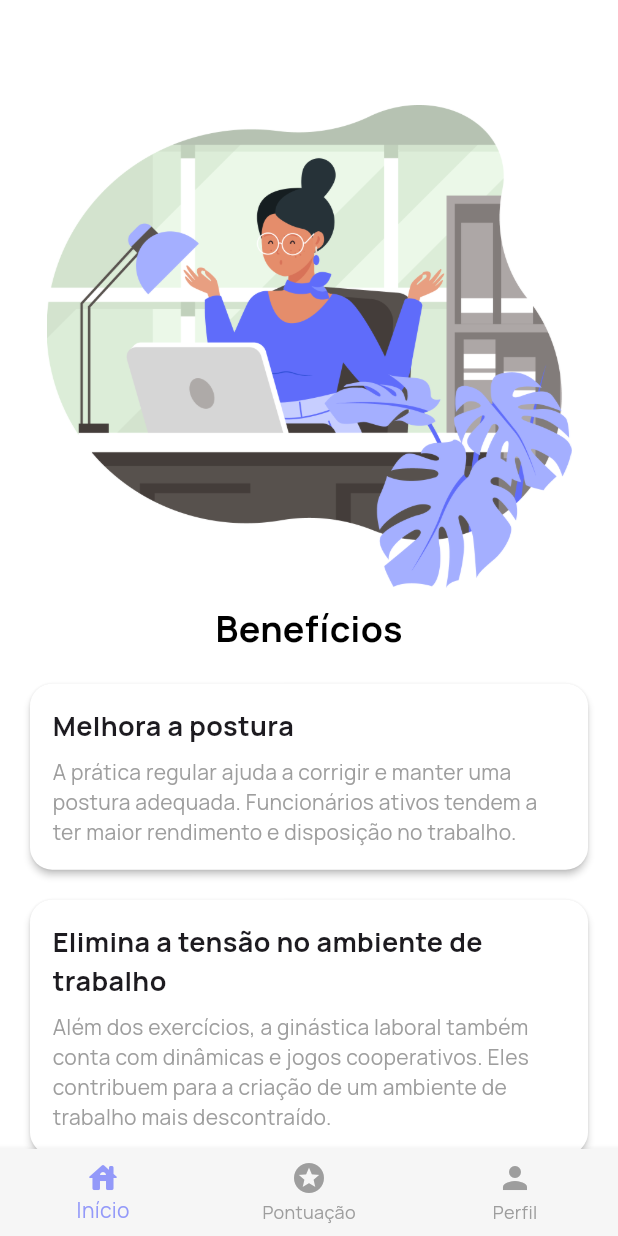
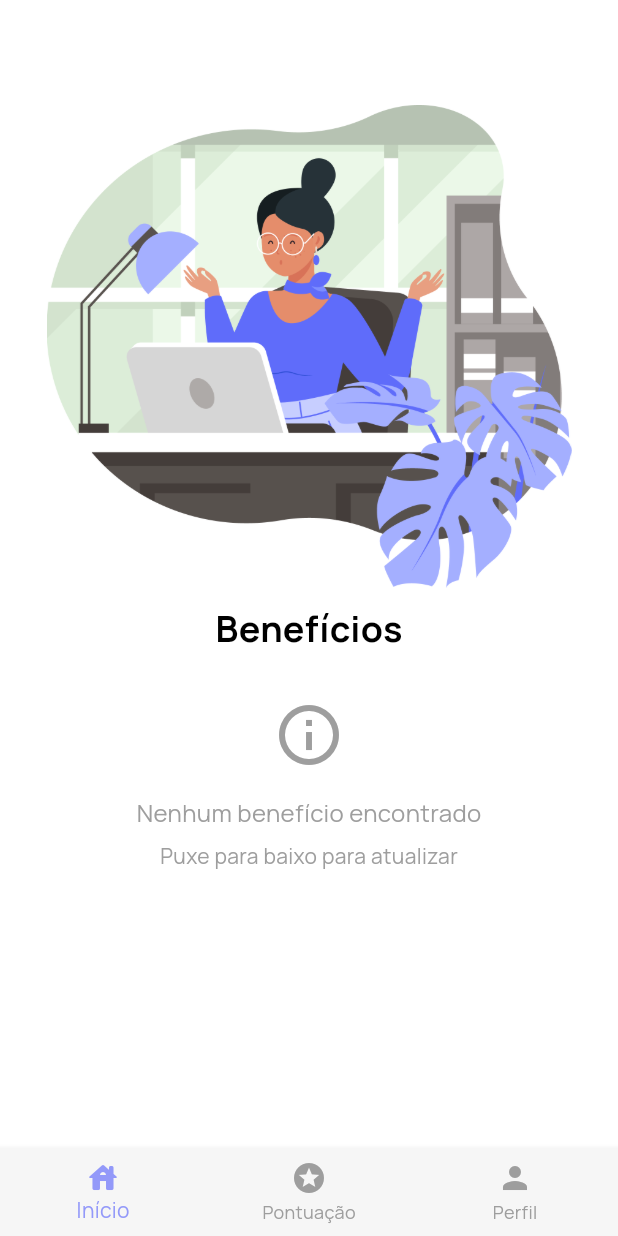
Before and after one commit to dienikwi/home-pause, a Flutter app: the BeneficiosView screen opened by its route, on a phone screen of 412 x 824 dp. Run offline on Flutter 3.47's test engine with Material 3 defaults, Android fonts, the phone set to English and light mode, and no system bars; our stand-ins replace cloud_firestore, firebase_auth, firebase_core, google_fonts, shared_preferences; accounts and stored records are empty.

Commit message:
Integra view de beneficios com o firebase

```diff
--- a/firestore.indexes.json
+++ /dev/null
@@ -1,4 +0,0 @@
-{
-  "indexes": [],
-  "fieldOverrides": []
-}
--- /dev/null
+++ b/lib/data/models/beneficio_model.dart
@@ -0,0 +1,44 @@
+import 'package:cloud_firestore/cloud_firestore.dart';
+
+class BeneficioModel {
+  final String idBeneficio;
+  final String titulo;
+  final String dsBeneficio;
+
+  const BeneficioModel({
+    required this.idBeneficio,
+    required this.titulo,
+    required this.dsBeneficio,
+  });
+
+  Map<String, dynamic> toMap() {
+    return {
+      'id_beneficio': idBeneficio,
+      'titulo': titulo,
+      'ds_beneficio': dsBeneficio,
+    };
+  }
+
+  factory BeneficioModel.fromMap(Map<String, dynamic> map) {
+    return BeneficioModel(
+      idBeneficio: map['id_beneficio'] ?? '',
+      titulo: map['titulo'] ?? '',
+      dsBeneficio: map['ds_beneficio'] ?? '',
+    );
+  }
+
+  factory BeneficioModel.fromFirestore(DocumentSnapshot doc) {
+    final data = doc.data() as Map<String, dynamic>?;
+
+    return BeneficioModel(
+      idBeneficio: data?['id_beneficio'] ?? doc.id,
+      titulo: data?['titulo'] ?? '',
+      dsBeneficio: data?['ds_beneficio'] ?? '',
+    );
+  }
+
+  @override
+  String toString() {
+    return 'BeneficioModel(idBeneficio: $idBeneficio, titulo: $titulo, dsBeneficio: $dsBeneficio)';
+  }
+}
--- a/lib/views/perfil/perfil.view.dart
+++ b/lib/views/perfil/perfil.view.dart
@@ -268,7 +268,7 @@ class _PerfilViewState extends State<PerfilView> {
                 ),
               ),
               const SizedBox(width: AppDimensions.spacingMedium),
-              Icon(
+              const Icon(
                 Icons.stars,
                 color: AppColors.primary,
                 size: AppDimensions.iconExtraLarge,
--- a/lib/views/principal/beneficios.view.dart
+++ b/lib/views/principal/beneficios.view.dart
@@ -1,35 +1,66 @@
 import 'package:flutter/material.dart';
+import 'package:home_pause/core/routes/app_routes.dart';
+import 'package:home_pause/data/models/beneficio_model.dart';
+import 'package:home_pause/data/services/beneficio_service.dart';
 import 'package:home_pause/views/components/bottom_nav_bar.dart';
 
-class BeneficiosView extends StatelessWidget {
+class BeneficiosView extends StatefulWidget {
   const BeneficiosView({super.key});
 
   @override
+  State<BeneficiosView> createState() => _BeneficiosViewState();
+}
+
+class _BeneficiosViewState extends State<BeneficiosView> {
+  final BeneficioService _beneficioService = BeneficioService();
+  List<BeneficioModel> _beneficios = [];
+  bool _isLoading = true;
+
+  @override
+  void initState() {
+    super.initState();
+    _loadBeneficios();
+  }
+
+  Future<void> _loadBeneficios() async {
+    try {
+      final beneficios = await _beneficioService.getAllBeneficios();
+      if (mounted) {
+        setState(() {
+          _beneficios = beneficios;
+          _isLoading = false;
+        });
+      }
+    } catch (e) {
+      if (mounted) {
+        setState(() {
+          _isLoading = false;
+        });
+        ScaffoldMessenger.of(context).showSnackBar(
+          SnackBar(
+              content: Text('Erro ao carregar benefícios: ${e.toString()}')),
+        );
+      }
+    }
+  }
+
+  @override
   Widget build(BuildContext context) {
-    final List<Map<String, String>> beneficios = [
-      {
-        'id_beneficio': '1',
-        'titulo': 'Melhora a postura',
-        'ds_beneficio':
-            'A prática regular ajuda a corrigir e manter uma postura adequada. Funcionários ativos tendem a ter maior rendimento e disposição no trabalho.'
-      },
-      {
-        'id_beneficio': '2',
-        'titulo': 'Elimina a tensão no ambiente de trabalho',
-        'ds_beneficio':
-            'Além dos exercícios, a ginástica laboral também conta com dinâmicas e jogos cooperativos. Eles contribuem para a criação de um ambiente de trabalho mais descontraído.'
-      },
-      {
-        'id_beneficio': '3',
-        'titulo': 'Reduz os acidentes de trabalho',
-        'ds_beneficio':
-            'Segundo dados do INSS (Instituto Nacional do Seguro Social) e do SmartLab, o Brasil registra mais de 612 mil casos de acidentes de trabalho por ano. A ginástica laboral é uma das principais aliadas das empresas para diminuir os acidentes no dia a dia de trabalho. As técnicas de alongamento, respiração e reeducação postural dos exercícios laborais também contribuem para o aumento do foco e atenção durante o trabalho. Assim o colaborador tem maior consciência dos seus limites e do momento certo para parar e recuperar as energias.'
-      },
-    ];
+    if (_isLoading) {
+      return const Scaffold(
+        backgroundColor: Colors.white,
+        body: Center(
+          child: CircularProgressIndicator(),
+        ),
+      );
+    }
 
     return Scaffold(
       backgroundColor: Colors.white,
-      body: SingleChildScrollView(
+      body: RefreshIndicator(
+        onRefresh: _loadBeneficios,
+        child: SingleChildScrollView(
+          physics: const AlwaysScrollableScrollPhysics(),
           padding: const EdgeInsets.all(20.0),
           child: Column(
             crossAxisAlignment: CrossAxisAlignment.start,
@@ -53,8 +84,54 @@ class BeneficiosView extends StatelessWidget {
                 ),
               ),
               const SizedBox(height: 10),
-            Column(
-              children: beneficios.map((beneficio) {
+              _buildBeneficiosContent(),
+            ],
+          ),
+        ),
+      ),
+      bottomNavigationBar: BottomNavBar(
+        currentIndex: 0,
+        onTap: (index) => _handleBottomNavTap(context, index),
+      ),
+    );
+  }
+
+  Widget _buildBeneficiosContent() {
+    if (_beneficios.isEmpty) {
+      return const Center(
+        child: Padding(
+          padding: EdgeInsets.all(20.0),
+          child: Column(
+            children: [
+              Icon(
+                Icons.info_outline,
+                size: 48,
+                color: Colors.grey,
+              ),
+              SizedBox(height: 16),
+              Text(
+                'Nenhum benefício encontrado',
+                style: TextStyle(
+                  fontSize: 16,
+                  color: Colors.grey,
+                ),
+              ),
+              SizedBox(height: 8),
+              Text(
+                'Puxe para baixo para atualizar',
+                style: TextStyle(
+                  fontSize: 14,
+                  color: Colors.grey,
+                ),
+              ),
+            ],
+          ),
+        ),
+      );
+    }
+
+    return Column(
+      children: _beneficios.map((beneficio) {
         return Card(
           shape: RoundedRectangleBorder(
             borderRadius: BorderRadius.circular(15),
@@ -66,7 +143,7 @@ class BeneficiosView extends StatelessWidget {
               crossAxisAlignment: CrossAxisAlignment.start,
               children: [
                 Text(
-                          beneficio['titulo']!,
+                  beneficio.titulo,
                   style: const TextStyle(
                     fontSize: 18,
                     fontWeight: FontWeight.bold,
@@ -74,23 +151,33 @@ class BeneficiosView extends StatelessWidget {
                 ),
                 const SizedBox(height: 8),
                 Text(
-                          beneficio['ds_beneficio']!,
-                          style:
-                              const TextStyle(fontSize: 14, color: Colors.grey),
+                  beneficio.dsBeneficio,
+                  style: const TextStyle(fontSize: 14, color: Colors.grey),
                 ),
               ],
             ),
           ),
         );
       }).toList(),
-            ),
-          ],
-        ),
-      ),
-      bottomNavigationBar: BottomNavBar(
-        currentIndex: 0,
-        onTap: (index) {},
+    );
+  }
+
+  void _handleBottomNavTap(BuildContext context, int index) {
+    switch (index) {
+      case 0:
+        Navigator.pushNamed(context, AppRoutes.main);
+        break;
+      case 1:
+        // TODO: Implementar navegação para tela de histórico
+        ScaffoldMessenger.of(context).showSnackBar(
+          const SnackBar(
+            content: Text('Funcionalidade de histórico em desenvolvimento'),
           ),
         );
+        break;
+      case 2:
+        Navigator.pushNamed(context, AppRoutes.profile);
+        break;
     }
   }
+}
```
Also changed, not shown: lib/data/services/auth_service.dart (+5 -36 lines), lib/data/services/beneficio_service.dart (added, +73 -0 lines), 5 other files. Lines whose indentation alone changed are shown as unchanged.
